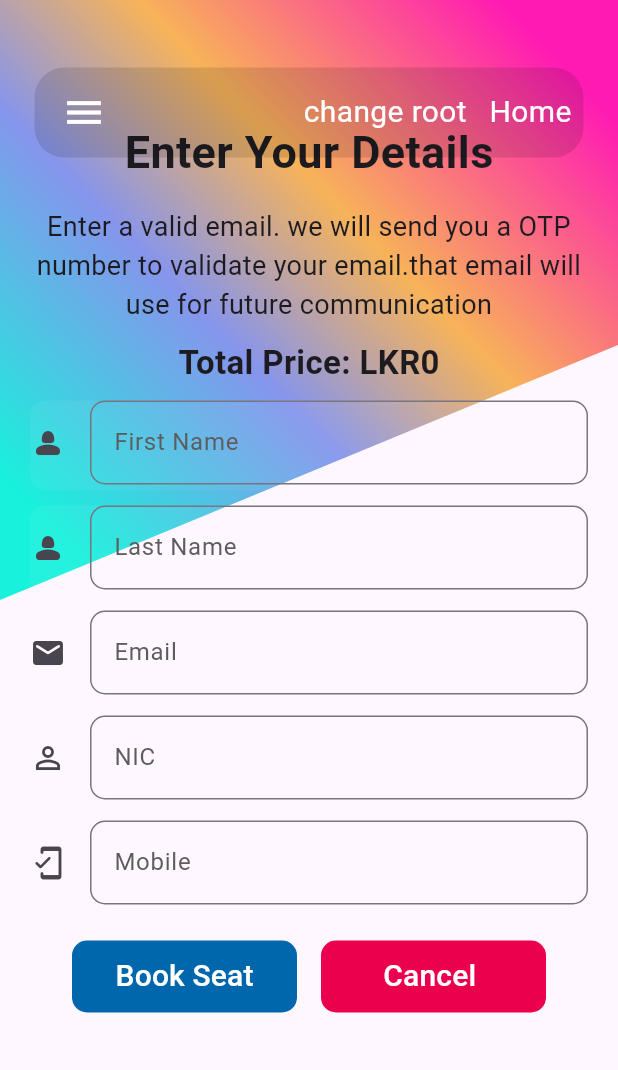
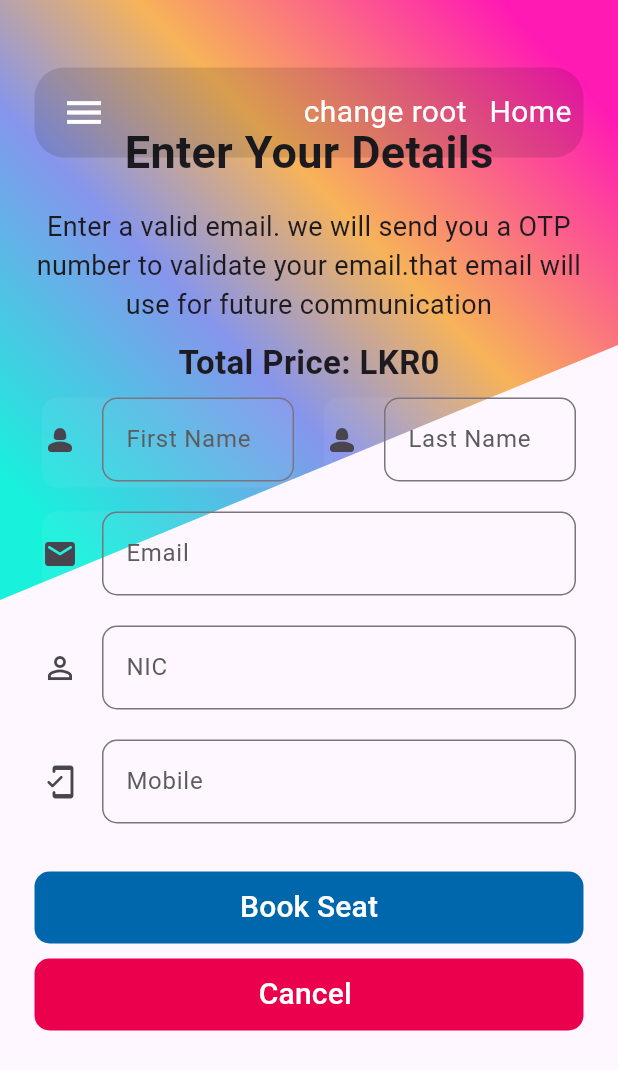
Before and after one commit to KMjanith/booking-app, a Flutter app: the CustomerDetails screen opened directly with empty values, on a phone screen of 412 x 824 dp. Shown: the top 1070 px of the screen. Run offline on Flutter 3.47's test engine with Material 3 defaults, Android fonts, the phone set to English and light mode, and no system bars; our stand-ins replace dropdown_button2, dropdown_search, get, pdf, permission_handler, qr_flutter and 2 more; missing offline and left inert: mongo_dart.

Commit message:
user profile created

```diff
--- a/lib/Pages/procedure/CustomerDetails.dart
+++ b/lib/Pages/procedure/CustomerDetails.dart
@@ -17,7 +17,6 @@ import '../widgets/input_fields/normal_input.dart';
 import 'Home.dart';
 import 'PaymentFom.dart';
 import 'package:http/http.dart' as http;
-
 import 'take_inputs_page.dart';
 
 // ignore: must_be_immutable
@@ -46,13 +45,14 @@ class CustomerDetails extends StatelessWidget {
   @override
   Widget build(BuildContext context) {
     //print(jsonDecode(AuthManager.token)["userID"]);
-    if (AuthManager.isLoggedIn) {
+    if(AuthManager.isLoggedIn){
       loginDetails(jsonDecode(AuthManager.token)["userID"]);
     }
 
     return Scaffold(
       body: Stack(
         children: [
+
           ClipPath(
             clipper: MyCustomClipperLeft(),
             child: Container(
@@ -100,67 +100,78 @@ class CustomerDetails extends StatelessWidget {
                     "Total Price: LKR" + price.toString(),
                     style: TextStyle(fontSize: 22, fontWeight: FontWeight.bold),
                   )),
-                  const SizedBox(height: 10),
-
+                  Padding(
+                    padding: const EdgeInsets.all(8.0),
+                    child: Row(
+                      children: [
                         //fsrt name
-
-                  NormalInput(
+                        Expanded(
+                          child: NormalInput(
                               icon: const Icon(Icons.person_2_rounded),
                               controller: firstName,
                               labelText: 'First Name',
                               obscureText: false),
-
-                  const SizedBox(height: 10),
+                        ),
+                        const SizedBox(width: 10),
 
                         //lastname
-
-                  NormalInput(
+                        Expanded(
+                          child: NormalInput(
                               icon: const Icon(Icons.person_2_rounded),
                               controller: lastName,
                               labelText: 'Last Name',
                               obscureText: false),
-                  const SizedBox(height: 10),
+                        ),
+                      ],
+                    ),
+                  ),
+
                   //email
-
-                  NormalInput(
+                  Padding(
+                    padding: const EdgeInsets.all(8.0),
+                    child: Expanded(
+                      child: NormalInput(
                           icon: const Icon(Icons.email_rounded),
                           controller: email, // Replace with your controller
                           labelText: 'Email',
                           obscureText: false),
+                    ),
+                  ),
 
-                  const SizedBox(height: 10),
                   //NIC
-
-                  NormalInput(
+                  Padding(
+                    padding: const EdgeInsets.all(8.0),
+                    child: Expanded(
+                      child: NormalInput(
                           icon: const Icon(Icons.perm_identity),
                           controller: NIC, // Replace with your controller
                           labelText: 'NIC',
                           obscureText: false),
+                    ),
+                  ),
 
-                  const SizedBox(height: 10),
                   //Mobile number
-                  NormalInput(
+                  Padding(
+                    padding: const EdgeInsets.all(8.0),
+                    child: Expanded(
+                      child: NormalInput(
                           icon: const Icon(Icons.mobile_friendly_rounded),
                           controller: mobile, // Replace with your controller
                           labelText: 'Mobile',
                           obscureText: false),
-
+                    ),
+                  ),
                   const SizedBox(
                     height: 20,
                   ),
 
                   //seat view button
-                  Row(
-                    mainAxisAlignment: MainAxisAlignment.center,
-                    children: [
                   Padding(
                     padding: const EdgeInsets.symmetric(horizontal: 8),
                     child: Container(
-                          width: 150,
                       decoration: const BoxDecoration(
                           color: Color.fromARGB(255, 0, 103, 172),
-                              borderRadius:
-                                  BorderRadius.all(Radius.circular(10))),
+                          borderRadius: BorderRadius.all(Radius.circular(10))),
                       child: TextButton(
                         onPressed: () {
                           print(firstName.text);
@@ -192,10 +203,8 @@ class CustomerDetails extends StatelessWidget {
                             Orign: train_details.from,
                             Destination: train_details.to,
                             timeFromTO: [
-                                  train_details.arrivalTimes[0].toString() +
-                                      "AM",
-                                  train_details.departureTimes[0].toString() +
-                                      "AM"
+                              train_details.arrivalTimes[0].toString() + "AM",
+                              train_details.departureTimes[0].toString() + "AM"
                             ],
                             Date: date,
                             firstName: firstName.text,
@@ -206,40 +215,36 @@ class CustomerDetails extends StatelessWidget {
                             Price: price.toString(),
                           );
 
-                              _dialogBuilder(context, price, train_details,
-                                  ticket, updatedSeatView);
+                          _dialogBuilder(context, price, train_details, ticket,
+                              updatedSeatView);
                         },
                         child: const Text('Book Seat',
-                                style: TextStyle(
-                                    color: Colors.white, fontSize: 20)),
+                            style:
+                                TextStyle(color: Colors.white, fontSize: 20)),
                       ),
                     ),
+                  ),
+
+                  const SizedBox(
+                    height: 10,
                   ),
 
                   //Cancel button
                   Padding(
                     padding: const EdgeInsets.symmetric(horizontal: 8),
                     child: Container(
-                          width: 150,
                       decoration: const BoxDecoration(
                           color: Color.fromARGB(255, 235, 0, 78),
-                              borderRadius:
-                                  BorderRadius.all(Radius.circular(10))),
+                          borderRadius: BorderRadius.all(Radius.circular(10))),
                       child: TextButton(
                         onPressed: () {
                           Get.back();
                         },
                         child: const Text('Cancel ',
-                                style: TextStyle(
-                                    color: Colors.white, fontSize: 20)),
+                            style:
+                                TextStyle(color: Colors.white, fontSize: 20)),
                       ),
                     ),
-                      ),
-                    ],
-                  ),
-
-                  const SizedBox(
-                    height: 10,
                   ),
                 ],
               ),
--- a/lib/Pages/widgets/drawer.dart
+++ b/lib/Pages/widgets/drawer.dart
@@ -1,3 +1,4 @@
+import 'package:booking_app/Pages/procedure/userProfile.dart';
 import 'package:flutter/cupertino.dart';
 import 'package:flutter/material.dart';
 import 'package:get/get.dart';
@@ -7,7 +8,6 @@ import '../procedure/Home.dart';
 import '../Auth/SignUp.dart';
 import '../Auth/login.dart';
 import '../procedure/SeeQr.dart';
-import '../procedure/take_inputs_page.dart';
 
 class CustomDrawer extends StatelessWidget {
   const CustomDrawer({super.key});
@@ -47,8 +47,8 @@ class CustomDrawer extends StatelessWidget {
                   ),
                   ListTile(
                     leading: Icon(Icons.history),
-                    title: Text("Payment History"),
-                    onTap: () => Get.to(FirstPage()),
+                    title: Text("My profile"),
+                    onTap: () => Get.to(MyProfile()),
                   ),
                   ListTile(
                     leading: Icon(Icons.color_lens),
```
Also changed, not shown: lib/Pages/procedure/userProfile.dart (added, +341 -0 lines). Lines whose indentation alone changed are shown as unchanged.
